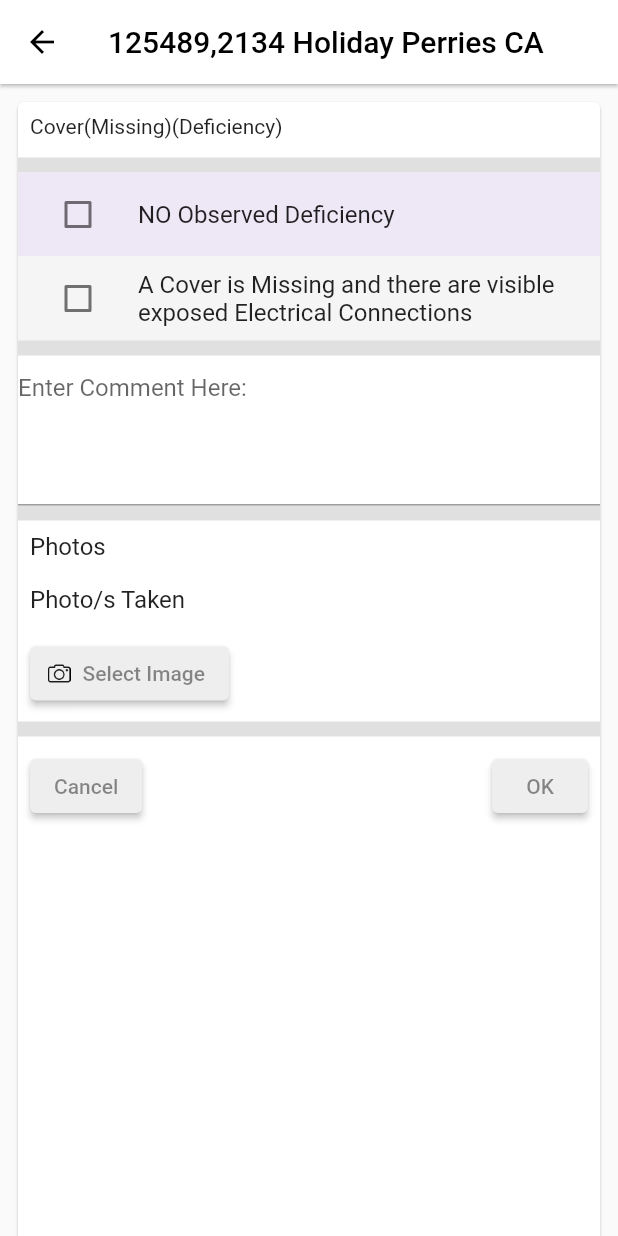
After one commit to HBbhardwaj/Inspecion_Squad, a Flutter app: the ConfrimDecisionPage screen opened by its route, on a phone screen of 412 x 824 dp. The commit adds this screen. Run offline on Flutter 3.47's test engine with Material 2 defaults, Android fonts, the light colour scheme and no system bars; our stand-ins replace get, image_picker; accounts and stored records are empty.

Commit message:
today last one

```diff
--- a/lib/app_routes/app_routes.dart
+++ b/lib/app_routes/app_routes.dart
@@ -11,6 +11,7 @@ import 'package:restaurants/view/selectpage.dart';
 import 'package:restaurants/view/loginPage.dart';
 
 import '../view/conductInspection.dart';
+import '../view/confirmDecisionPage.dart';
 import '../view/protocalPage.dart';
 
 appRoutes() => [
@@ -91,4 +92,12 @@ appRoutes() => [
         transition: Transition.leftToRightWithFade,
         transitionDuration: const Duration(milliseconds: 500),
       ),
+
+      ///=======================ConfrimDecisionPage================///
+      GetPage(
+        name: Routes.confrimdecision,
+        page: () => const ConfrimDecisionPage(),
+        transition: Transition.leftToRightWithFade,
+        transitionDuration: const Duration(milliseconds: 500),
+      ),
     ];
--- a/lib/app_routes/routes.dart
+++ b/lib/app_routes/routes.dart
@@ -8,4 +8,5 @@ class Routes {
   static const String protocalPage = "/ProtocalPage";
   static const String decisionPage = "/DecisionPage";
   static const String adddecision = "/AddDecisionPage";
+  static const String confrimdecision = "/ConfrimDecisionPage";
 }
--- /dev/null
+++ b/lib/models/confrimdecision_model.dart
@@ -0,0 +1,5 @@
+class ConfrimDecisionModel {
+  String item;
+  bool checkbox;
+  ConfrimDecisionModel(this.item, this.checkbox);
+}
--- a/lib/utils/app_images.dart
+++ b/lib/utils/app_images.dart
@@ -17,4 +17,5 @@ class AppIcons {
   static const String addIcon = basePath + "addIocn.png";
   static const String commentIocn = basePath + "comment.png";
   static const String cancel = basePath + "cancel.png";
+  static const String camera = basePath + "camera.png";
 }
--- a/lib/utils/app_string.dart
+++ b/lib/utils/app_string.dart
@@ -90,4 +90,14 @@ class AppStrings {
   static const String wiring = "Wiring";
   static const String panelboard =
       "Panel Board/ Main Power Switch (Blocked Access / Improper Stroage)";
+  static const String covermissing = "Cover(Missing)(Deficiency)";
+  static const String noobserved = "NO Observed Deficiency";
+  static const String acoverismissing =
+      "A Cover is Missing and there are visible exposed Electrical Connections";
+  static const String entercommenthere = "Enter Comment Here:";
+  static const String photos = "Photos";
+  static const String phototaken = "Photo/s Taken";
+  static const String selectimage = "Select Image";
+  static const String ok = "OK";
+  static const String cancel = "Cancel";
 }
--- a/lib/utils/text_edit_controller.dart
+++ b/lib/utils/text_edit_controller.dart
@@ -15,3 +15,4 @@ TextEditingController cityController = TextEditingController();
 TextEditingController stateController = TextEditingController();
 TextEditingController zipcodeController = TextEditingController();
 TextEditingController zipplusController = TextEditingController();
+TextEditingController confrimdecisionpagecontroller = TextEditingController();
--- a/lib/view/addDecisionPage.dart
+++ b/lib/view/addDecisionPage.dart
@@ -40,6 +40,7 @@ class _AddDecisionPageState extends State<AddDecisionPage>
     super.initState();
   }
 
+  ///==========================UI part start here==========///
   @override
   Widget build(BuildContext context) {
     return Scaffold(
@@ -59,7 +60,8 @@ class _AddDecisionPageState extends State<AddDecisionPage>
           onPressed: () => gotoBackPage(),
         ),
       ),
-      body: SizedBox(
+      body: SingleChildScrollView(
+        child: SizedBox(
           height: MediaQuery.of(context).size.height,
           child: Column(
             mainAxisAlignment: MainAxisAlignment.start,
@@ -98,8 +100,15 @@ class _AddDecisionPageState extends State<AddDecisionPage>
                               }
                             },
                           ),
-                        title: Text(addDecisionlist[index].item1),
-                        trailing: Wrap(
+                          title: InkWell(
+                              onTap: () {
+                                if (index == 2) {
+                                  gotoNextPage();
+                                }
+                              },
+                              child: Text(addDecisionlist[index].item1)),
+                          trailing: addDecisionlist[index].checkbox
+                              ? Wrap(
                                   spacing: 12,
                                   children: <Widget>[
                                     Visibility(
@@ -119,7 +128,8 @@ class _AddDecisionPageState extends State<AddDecisionPage>
                                       ),
                                     )
                                   ],
-                        ),
+                                )
+                              : const SizedBox.shrink(),
                         ),
                       )
                     ],
@@ -127,9 +137,10 @@ class _AddDecisionPageState extends State<AddDecisionPage>
                 },
                 shrinkWrap: true,
                 itemCount: addDecisionlist.length,
-              physics: const AlwaysScrollableScrollPhysics(),
+                physics: const NeverScrollableScrollPhysics(),
               )
             ],
+          ),
         ),
       ),
     );
@@ -142,8 +153,7 @@ class _AddDecisionPageState extends State<AddDecisionPage>
 
   @override
   gotoNextPage() {
-    // TODO: implement gotoNextPage
-    throw UnimplementedError();
+    Get.toNamed(Routes.confrimdecision);
   }
 
   @override
--- /dev/null
+++ b/lib/view/confirmDecisionPage.dart
@@ -0,0 +1,249 @@
+///======================import items==============///
+import 'dart:developer';
+import 'dart:io';
+
+import 'package:flutter/material.dart';
+import 'package:get/get.dart';
+import 'package:image_picker/image_picker.dart';
+import 'package:restaurants/app_routes/routes.dart';
+import 'package:restaurants/contracts/ContractLogin.dart';
+import 'package:restaurants/models/confrimdecision_model.dart';
+import 'package:restaurants/utils/app_images.dart';
+import 'package:restaurants/utils/text_edit_controller.dart';
+
+import '../utils/app_string.dart';
+
+class ConfrimDecisionPage extends StatefulWidget {
+  const ConfrimDecisionPage({Key? key}) : super(key: key);
+
+  @override
+  State<ConfrimDecisionPage> createState() => _ConfrimDecisionState();
+}
+
+///=========================class started=================///
+class _ConfrimDecisionState extends State<ConfrimDecisionPage>
+    implements ConfrimDecisionPageView {
+  //================var ,list , bool , call here=============///
+  var msg;
+  late Presenter presenter;
+  List<ConfrimDecisionModel> confrimDecisionlist = [];
+  ImagePicker picker = ImagePicker();
+  XFile? image;
+
+  @override
+  void initState() {
+    confrimDecisionlist = [
+      ConfrimDecisionModel(AppStrings.noobserved, false),
+      ConfrimDecisionModel(AppStrings.acoverismissing, false),
+    ];
+    super.initState();
+  }
+
+  ///======================UI part start here==============///
+  @override
+  Widget build(BuildContext context) {
+    return Scaffold(
+      appBar: AppBar(
+        elevation: 1,
+        centerTitle: true,
+        title: const Text(
+          AppStrings.protocaltitle,
+          style: TextStyle(color: Colors.black),
+        ),
+        backgroundColor: Colors.white,
+        leading: IconButton(
+          icon: const Icon(
+            Icons.arrow_back,
+            color: Colors.black,
+          ),
+          onPressed: () => gotoBackPage(),
+        ),
+      ),
+      body: SingleChildScrollView(
+        child: SizedBox(
+          height: MediaQuery.of(context).size.height,
+          child: Padding(
+            padding: const EdgeInsets.all(8.0),
+            child: Card(
+              elevation: 1,
+              child: Column(
+                mainAxisAlignment: MainAxisAlignment.start,
+                crossAxisAlignment: CrossAxisAlignment.start,
+                children: [
+                  const Padding(
+                    padding: EdgeInsets.all(8),
+                    child: Text(AppStrings.covermissing),
+                  ),
+                  const SizedBox(
+                    height: 5,
+                  ),
+                  const Divider(
+                    height: 10,
+                    thickness: 10,
+                  ),
+                  ListView.builder(
+                    itemBuilder: (context, int index) {
+                      return Column(
+                        mainAxisAlignment: MainAxisAlignment.start,
+                        crossAxisAlignment: CrossAxisAlignment.start,
+                        children: [
+                          Container(
+                            color: (index % 2 == 0)
+                                ? Colors.deepPurple.shade50
+                                : Colors.grey.shade100,
+                            child: ListTile(
+                              leading: Checkbox(
+                                  value: confrimDecisionlist[index].checkbox,
+                                  onChanged: (bool? value) {
+                                    if (index == 1) {
+                                      setState(() {
+                                        confrimDecisionlist[index].checkbox =
+                                            value!;
+                                      });
+                                    }
+                                  }),
+                              title: Text(confrimDecisionlist[index].item),
+                            ),
+                          ),
+                        ],
+                      );
+                    },
+                    itemCount: confrimDecisionlist.length,
+                    physics: const NeverScrollableScrollPhysics(),
+                    shrinkWrap: true,
+                  ),
+                  const Divider(
+                    height: 10,
+                    thickness: 10,
+                  ),
+                  TextField(
+                    controller: confrimdecisionpagecontroller,
+                    keyboardType: TextInputType.multiline,
+                    maxLines: 4,
+                    decoration: InputDecoration(
+                        hintText: AppStrings.entercommenthere,
+                        focusedBorder: OutlineInputBorder(
+                            borderSide: BorderSide(
+                                width: 1, color: Colors.deepPurple.shade100))),
+                  ),
+                  const Divider(
+                    height: 10,
+                    thickness: 10,
+                  ),
+                  const Padding(
+                    padding: EdgeInsets.all(8.0),
+                    child: Text(
+                      AppStrings.photos,
+                      style: TextStyle(fontSize: 16),
+                    ),
+                  ),
+                  const Padding(
+                    padding: EdgeInsets.all(8.0),
+                    child: Text(
+                      AppStrings.phototaken,
+                      style: TextStyle(fontSize: 16),
+                    ),
+                  ),
+                  Padding(
+                    padding: const EdgeInsets.all(8.0),
+                    child: ElevatedButton.icon(
+                        style: ElevatedButton.styleFrom(
+                            primary: Colors.grey.shade200),
+                        onPressed: () async {
+                          image = await picker.pickImage(
+                              source: ImageSource.gallery);
+                          setState(() {
+                            Image.file(File(image!.path));
+                          });
+                        },
+                        icon: Image.asset(
+                          AppIcons.camera,
+                          height: 15,
+                          width: 15,
+                        ),
+                        label: const Text(
+                          AppStrings.selectimage,
+                          style: TextStyle(color: Colors.black45),
+                        )),
+                  ),
+                  image == null
+                      ? Container()
+                      : SizedBox(
+                          height: 100,
+                          width: 100,
+                          child: Image.file(File(image!.path))),
+                  const Divider(
+                    height: 10,
+                    thickness: 10,
+                  ),
+                  const SizedBox(
+                    height: 1,
+                  ),
+                  Padding(
+                    padding: const EdgeInsets.all(8.0),
+                    child: Row(
+                      mainAxisAlignment: MainAxisAlignment.spaceBetween,
+                      crossAxisAlignment: CrossAxisAlignment.start,
+                      children: [
+                        ElevatedButton(
+                            style: ElevatedButton.styleFrom(
+                                primary: Colors.grey.shade200),
+                            onPressed: () {},
+                            child: const Text(
+                              AppStrings.cancel,
+                              style: TextStyle(color: Colors.black45),
+                            )),
+                        ElevatedButton(
+                            style: ElevatedButton.styleFrom(
+                                primary: Colors.grey.shade200),
+                            onPressed: () {},
+                            child: const Text(
+                              AppStrings.ok,
+                              style: TextStyle(color: Colors.black45),
+                            )),
+                      ],
+                    ),
+                  )
+                ],
+              ),
+            ),
+          ),
+        ),
+      ),
+    );
+  }
+
+  @override
+  gotoBackPage() {
+    Get.offAllNamed(Routes.adddecision);
+  }
+
+  @override
+  gotoNextPage() {
+    // TODO: implement gotoNextPage
+    throw UnimplementedError();
+  }
+
+  @override
+  refresh() {
+    // TODO: implement refresh
+    throw UnimplementedError();
+  }
+
+  @override
+  setPresenter(t) {
+    this.presenter = t;
+  }
+
+  @override
+  showError(msg) {
+    // TODO: implement showError
+    throw UnimplementedError();
+  }
+
+  @override
+  showSuccess(msg) {
+    // TODO: implement showSuccess
+    throw UnimplementedError();
+  }
+}
--- a/pubspec.yaml
+++ b/pubspec.yaml
@@ -37,8 +37,11 @@ dependencies:
   #use for getx---->
   get: ^4.6.5
   get_storage: ^2.0.3
+
   # use for show flutter toast ----------->
   fluttertoast: ^8.1.1
+  #use for image pic from gallery ----------->
+  image_picker: ^0.8.6
 
 dev_dependencies:
   flutter_test:
```
Also changed, not shown: assets/icons/camera.png (added), pubspec.lock. Lines whose indentation alone changed are shown as unchanged.
